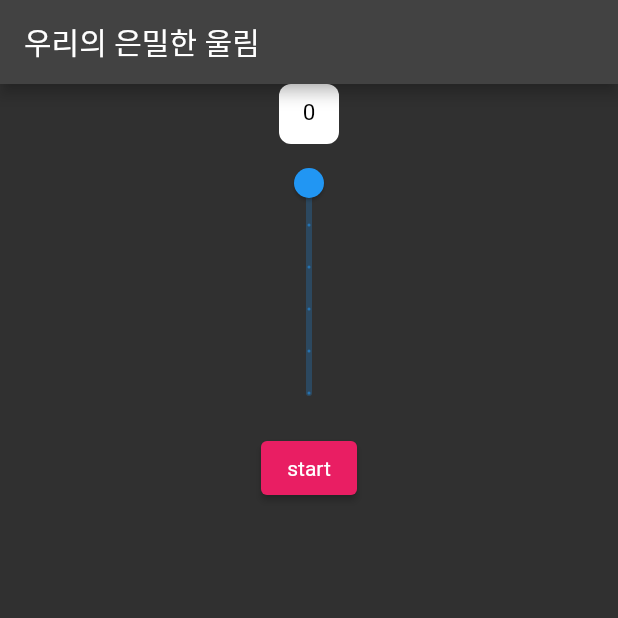
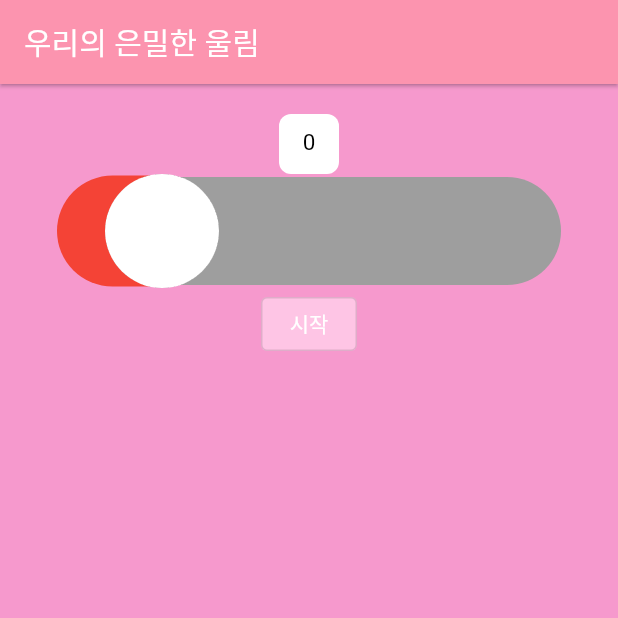
Before and after one commit to wdjty326/flutter-vibration-app2, a Flutter app: the screen it shows after launch, on a phone screen of 412 x 824 dp, the top half of it. Run offline on Flutter 3.47's test engine with Material 2 defaults, Android fonts, the phone set to English and light mode, and no system bars; our stand-ins replace cloud_firestore, firebase_core, rxdart, vibration; accounts and stored records are empty; generated files the repository leaves out were written again.

Commit message:
FIX(vibration): 스타일 및 const 픽스

```diff
--- a/lib/main.dart
+++ b/lib/main.dart
@@ -2,5 +2,5 @@ import 'package:flutter/material.dart';
 import 'src/app.dart';
 
 void main() {
-  runApp(App());
+  runApp(const App());
 }
--- a/lib/src/app.dart
+++ b/lib/src/app.dart
@@ -1,4 +1,5 @@
 import 'package:flutter/material.dart';
+import 'package:flutter_vibration_app_2/src/company_colors.dart';
 import 'package:flutter_vibration_app_2/src/ui/common/common_app_bar.dart';
 import 'package:flutter_vibration_app_2/src/ui/main_ui.dart';
 
@@ -8,10 +9,13 @@ class App extends StatelessWidget {
   @override
   Widget build(BuildContext context) {
     return MaterialApp(
-      theme: ThemeData.dark(),
+      theme: ThemeData(
+        primaryColor: CompanyColors.pink,
+      ),
       home: Scaffold(
         appBar: CommonAppBar(appBar: AppBar(), title: '우리의 은밀한 울림'),
-        body: MainUI(),
+        body: const MainUI(),
+        backgroundColor: CompanyColors.pink,
       ),
     );
   }
--- /dev/null
+++ b/lib/src/company_colors.dart
@@ -0,0 +1,16 @@
+import 'package:flutter/material.dart';
+
+class CompanyColors {
+  CompanyColors._(); // this basically makes it so you can instantiate this class
+
+  /// 메인 색상
+  static const Color pink = Color(0xFFF699CD);
+
+  static const Color rose = Color(0xFFFC94AF);
+
+  static const Color blush = Color(0xFFFEC5E5);
+
+  static const Color taffy = Color(0xFFFA86C4);
+
+  static const Color rouge = Color(0xFFF25278);
+}
--- a/lib/src/ui/common/common_app_bar.dart
+++ b/lib/src/ui/common/common_app_bar.dart
@@ -11,6 +11,8 @@ class CommonAppBar extends StatelessWidget implements PreferredSizeWidget {
   Widget build(BuildContext context) {
     return AppBar(
       title: Text(title),
+      backgroundColor: const Color(0xFFFC94AF), // rose
+      elevation: 1,
     );
   }
 
--- a/lib/src/ui/main_pattern_button.dart
+++ b/lib/src/ui/main_pattern_button.dart
@@ -1,26 +1,41 @@
 import 'package:flutter/material.dart';
 import 'package:flutter_vibration_app_2/src/blocs/vibration_bloc.dart';
+import 'package:flutter_vibration_app_2/src/company_colors.dart';
 
 class MainPatternButton extends StatelessWidget {
+  const MainPatternButton({super.key});
+
   @override
   Widget build(BuildContext context) {
     return StreamBuilder(
       stream: vibrationBloc.isVibrate,
       builder: (context, snapshot) {
         var isVibrate = snapshot.hasData ? snapshot.requireData : false;
-        return ElevatedButton(
-          onPressed: () {
+        return StreamBuilder(
+            stream: vibrationBloc.selectPattern,
+            builder: (context2, snapshot2) {
+              var selectPattern = snapshot2.data;
+              return OutlinedButton(
+                onPressed: selectPattern == null
+                    ? null
+                    : () {
                         debugPrint('@vibrationBloc: isVibrate $isVibrate');
-            if (isVibrate) return vibrationBloc.stopVibration();
+                        if (isVibrate) {
+                          vibrationBloc.stopVibration();
+                          return;
+                        }
                         vibrationBloc.startVibration();
                       },
                 style: ButtonStyle(
-            backgroundColor: MaterialStateProperty.all(Colors.pink), // 분홍색 배경
-            textStyle: MaterialStateProperty.all(
-                TextStyle(color: Colors.black)), // 텍스트 색상
+                  backgroundColor: MaterialStateProperty.all(
+                      selectPattern == null
+                          ? CompanyColors.blush
+                          : CompanyColors.taffy), // 분홍색 배경
                 ),
-          child: Text(isVibrate ? 'stop' : 'start'),
+                child: Text(isVibrate ? '정지' : '시작',
+                    style: const TextStyle(color: Colors.white)),
               );
+            });
       },
     );
   }
--- a/lib/src/ui/main_pattern_slider.dart
+++ b/lib/src/ui/main_pattern_slider.dart
@@ -2,6 +2,8 @@ import 'package:flutter/material.dart';
 import 'package:flutter_vibration_app_2/src/blocs/vibration_bloc.dart';
 
 class MainPatternSlider extends StatelessWidget {
+  const MainPatternSlider({super.key});
+
   @override
   Widget build(BuildContext context) {
     return StreamBuilder(
@@ -13,6 +15,7 @@ class MainPatternSlider extends StatelessWidget {
             mainAxisAlignment: MainAxisAlignment.center,
             children: <Widget>[
               Container(
+                margin: const EdgeInsets.fromLTRB(0, 20, 0, 0),
                 width: 40, // 박스의 가로 크기
                 height: 40, // 박스의 세로 크기
                 decoration: BoxDecoration(
@@ -20,10 +23,10 @@ class MainPatternSlider extends StatelessWidget {
                   borderRadius:
                       BorderRadius.circular(8.0), // 박스의 모서리 반경을 8px로 설정
                 ),
-                padding: EdgeInsets.all(10.0), // 안쪽 여백을 20px로 설정
+                padding: const EdgeInsets.all(10.0), // 안쪽 여백을 20px로 설정
                 child: Text(
                   '${sliderValue.toInt()}',
-                  style: TextStyle(
+                  style: const TextStyle(
                     fontSize: 15.0, // 텍스트 크기를 15px로 설정
                     color: Colors.black, // 텍스트 색상을 검정색으로 설정
                   ),
@@ -31,7 +34,21 @@ class MainPatternSlider extends StatelessWidget {
                 ), // 박스 안에 텍스트 추가
               ),
               RotatedBox(
-                quarterTurns: 1,
+                quarterTurns: 0,
+                child: SliderTheme(
+                  data: SliderTheme.of(context).copyWith(
+                    activeTrackColor: Colors.red, // 활성 트랙의 색상 변경
+                    inactiveTrackColor: Colors.grey, // 비활성 트랙의 색상 변경
+                    thumbColor: Colors.white, // 슬라이더 썸의 색상 변경
+                    trackHeight: 72.0,
+                    thumbShape: const RoundSliderThumbShape(
+                        enabledThumbRadius: 38.0,
+                        elevation: 0.0,
+                        disabledThumbRadius: 72.0),
+                    overlayColor:
+                        Colors.green.withOpacity(0.4), // 오버레이 색상 및 투명도 변경
+                    valueIndicatorColor: Colors.amber, // 값 표시기 색상 변경
+                  ),
                   child: Slider(
                     value: sliderValue,
                     onChanged: (value) {
@@ -42,6 +59,7 @@ class MainPatternSlider extends StatelessWidget {
                     divisions: 5,
                   ),
                 ),
+              ),
             ],
           );
         });
--- a/lib/src/ui/main_ui.dart
+++ b/lib/src/ui/main_ui.dart
@@ -9,7 +9,7 @@ class MainUI extends StatelessWidget {
 
   @override
   Widget build(BuildContext context) {
-    return Column(
+    return const Column(
       children: [
         MainPatternSlider(),
         MainPatternButton(),
```
Also changed, not shown: lib/src/ui/main_pattern_list.dart (+10 -8 lines), 1 other file. Lines whose indentation alone changed are shown as unchanged.
